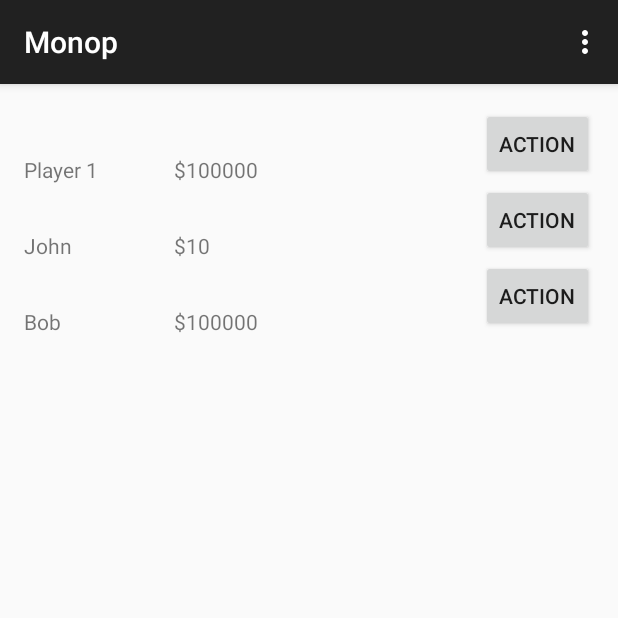
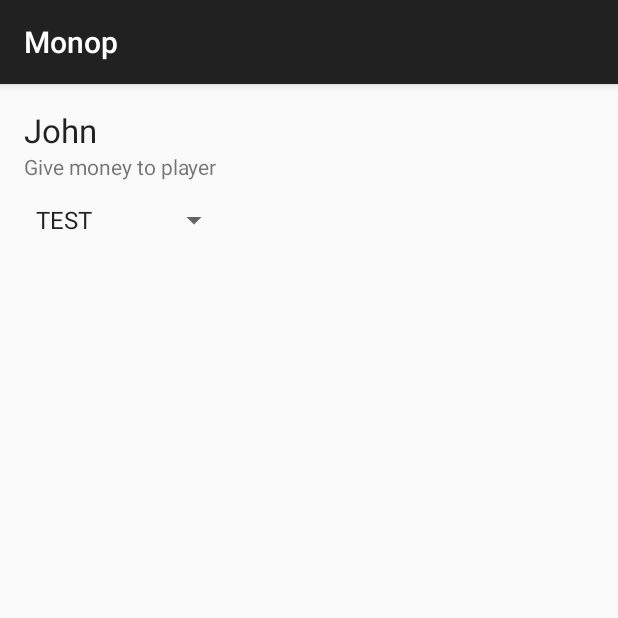
Before and after one commit to parkm/Monop, an Android app: the screen it shows after launch (MainActivity before the commit, PlayerActionActivity after it), after a tap on "ACTION", on a phone screen of 412 x 824 dp, the top half of it. Run offline under Robolectric (Android 15) with nearby library versions, the phone set to English and light mode, and no system bars.

Commit message:
Add player action activity

```diff
--- a/app/src/main/AndroidManifest.xml
+++ b/app/src/main/AndroidManifest.xml
@@ -17,6 +17,7 @@
                 <category android:name="android.intent.category.LAUNCHER" />
             </intent-filter>
         </activity>
+        <activity android:name=".PlayerActionActivity"></activity>
     </application>
 
 </manifest>
--- a/app/src/main/java/com/github/parkm/monop/MainActivity.java
+++ b/app/src/main/java/com/github/parkm/monop/MainActivity.java
@@ -1,5 +1,6 @@
 package com.github.parkm.monop;
 
+import android.content.Intent;
 import android.os.Bundle;
 import android.support.v7.app.ActionBarActivity;
 import android.view.Menu;
@@ -21,11 +22,11 @@ public class MainActivity extends ActionBarActivity {
 
         Player[] players = {new Player("John"), new Player("Bob")};
         for (Player p : players) {
-            playerLayout.addView(this.createPlayerGroupView(p.name));
+            playerLayout.addView(this.createPlayerGroupView(p));
         }
     }
 
-    View createPlayerGroupView(String playerName) {
+    View createPlayerGroupView(final Player player) {
         RelativeLayout rl = (RelativeLayout) getLayoutInflater().inflate(R.layout.player_action_group, null);
         TextView playerNameView = (TextView) rl.findViewById(R.id.playerName);
         final TextView playerMoney = (TextView) rl.findViewById(R.id.playerMoney);
@@ -33,10 +34,12 @@ public class MainActivity extends ActionBarActivity {
         actionButton.setOnClickListener(new View.OnClickListener() {
             @Override
             public void onClick(View view) {
-                playerMoney.setText("$10");
+                Intent i = new Intent(getBaseContext(), PlayerActionActivity.class);
+                i.putExtra("player", player);
+                startActivity(i);
             }
         });
-        playerNameView.setText(playerName);
+        playerNameView.setText(player.name);
         return rl;
     }
 
--- a/app/src/main/java/com/github/parkm/monop/Player.java
+++ b/app/src/main/java/com/github/parkm/monop/Player.java
@@ -1,8 +1,32 @@
 package com.github.parkm.monop;
 
-public class Player {
+import android.os.Parcel;
+import android.os.Parcelable;
+
+public class Player implements Parcelable {
     public String name;
     public Player(String name) {
         this.name = name;
     }
+
+    @Override
+    public int describeContents() {return 0;}
+
+    @Override
+    public void writeToParcel(Parcel parcel, int flags) {
+        parcel.writeString(name);
+    }
+
+    public static final Parcelable.Creator<Player> CREATOR = new Parcelable.Creator<Player>() {
+        @Override
+        public Player createFromParcel(Parcel parcel) {
+            Player p = new Player(parcel.readString());
+            return p;
+        }
+
+        @Override
+        public Player[] newArray(int size) {
+            return new Player[size];
+        }
+    };
 }
--- /dev/null
+++ b/app/src/main/java/com/github/parkm/monop/PlayerActionActivity.java
@@ -0,0 +1,33 @@
+package com.github.parkm.monop;
+
+import android.content.Intent;
+import android.support.v7.app.ActionBarActivity;
+import android.os.Bundle;
+import android.widget.ArrayAdapter;
+import android.widget.Spinner;
+import android.widget.TextView;
+
+public class PlayerActionActivity extends ActionBarActivity {
+
+    @Override
+    protected void onCreate(Bundle savedInstanceState) {
+        super.onCreate(savedInstanceState);
+        setContentView(R.layout.activity_player_action);
+        Player player = this.getIntent().getParcelableExtra("player");
+        TextView textView = (TextView) this.findViewById(R.id.playerName);
+        textView.setText(player.name);
+
+        this.addPlayerNamesToSpinner();
+    }
+
+    void addPlayerNamesToSpinner() {
+        Spinner playerListSpinner = (Spinner) this.findViewById(R.id.playerListSpinner);
+        ArrayAdapter<String> adapter = new ArrayAdapter<String>(this, android.R.layout.simple_spinner_item, android.R.id.text1);
+        adapter.setDropDownViewResource(android.R.layout.simple_spinner_dropdown_item);
+        playerListSpinner.setAdapter(adapter);
+
+        adapter.add("TEST");
+        adapter.add("TEST2");
+        adapter.notifyDataSetChanged();
+    }
+}
--- /dev/null
+++ b/app/src/main/res/layout/activity_player_action.xml
@@ -0,0 +1,44 @@
+<?xml version="1.0" encoding="utf-8"?>
+<RelativeLayout xmlns:android="http://schemas.android.com/apk/res/android"
+    xmlns:tools="http://schemas.android.com/tools"
+    android:layout_width="match_parent"
+    android:layout_height="match_parent"
+    android:paddingBottom="@dimen/activity_vertical_margin"
+    android:paddingLeft="@dimen/activity_horizontal_margin"
+    android:paddingRight="@dimen/activity_horizontal_margin"
+    android:paddingTop="@dimen/activity_vertical_margin"
+    tools:context="com.github.parkm.monop.PlayerActionActivity">
+
+    <LinearLayout
+        android:orientation="vertical"
+        android:layout_width="match_parent"
+        android:layout_height="match_parent">
+
+        <TextView
+            android:layout_width="wrap_content"
+            android:layout_height="wrap_content"
+            android:textAppearance="?android:attr/textAppearanceLarge"
+            android:text="Player Name"
+            android:id="@+id/playerName"
+            android:layout_alignParentTop="true"
+            android:layout_alignParentStart="true" />
+
+        <LinearLayout
+            android:orientation="vertical"
+            android:layout_width="match_parent"
+            android:layout_height="match_parent">
+
+            <TextView
+                android:layout_width="wrap_content"
+                android:layout_height="wrap_content"
+                android:text="Give money to player"
+                android:id="@+id/textView2" />
+
+            <Spinner
+                android:layout_width="137dp"
+                android:layout_height="52dp"
+                android:id="@+id/playerListSpinner" />
+        </LinearLayout>
+    </LinearLayout>
+
+</RelativeLayout>
```
